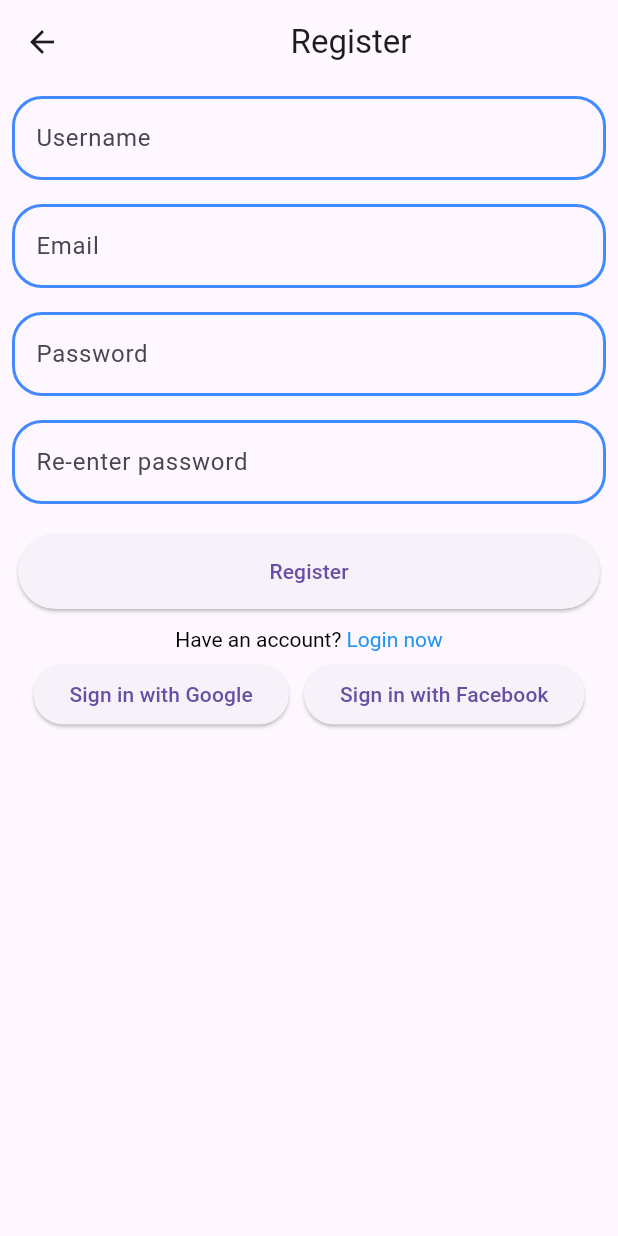
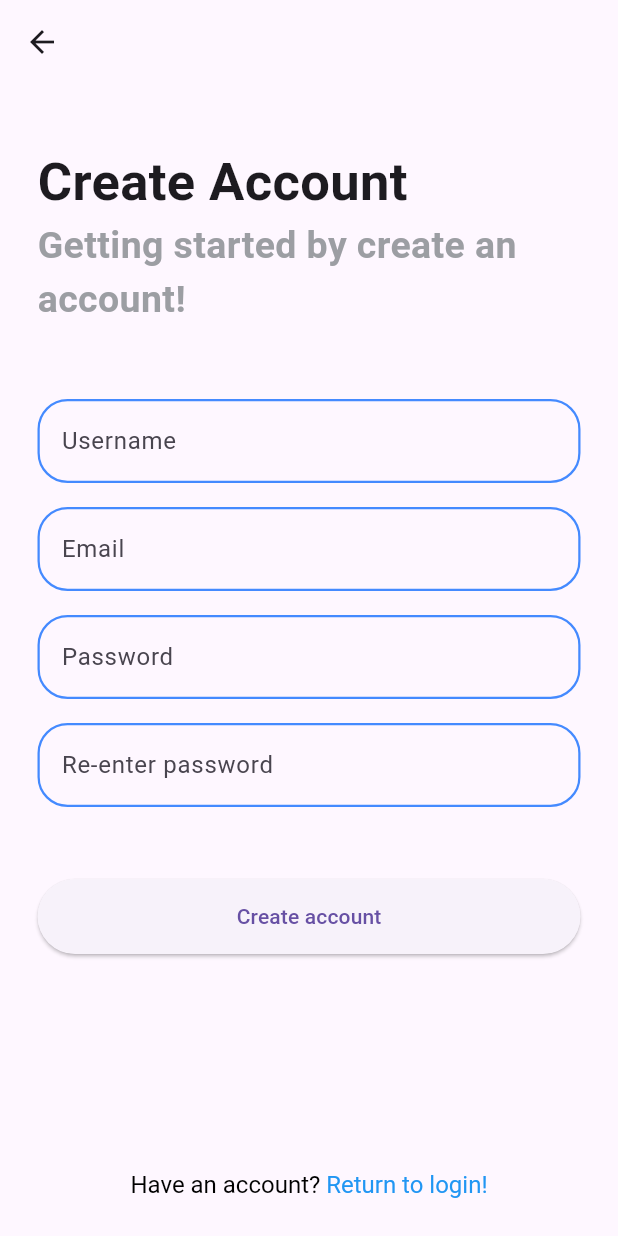
Before and after one commit to ZoeMeow1027/fashion-shop-flutter, a Flutter app: the RegisterView screen opened directly, on a phone screen of 412 x 824 dp. Run offline on Flutter 3.47's test engine with Material 2 defaults, Android fonts, the phone set to English and light mode, and no system bars; our stand-ins replace flutter_rating_bar.

Commit message:
Improve login and register view

```diff
--- a/lib/main.dart
+++ b/lib/main.dart
@@ -29,7 +29,7 @@ class _MainApplicationState extends State<MainApplication> {
         primarySwatch: Colors.blue,
         useMaterial3: true,
       ),
-      home: const WelcomeView(),
+      home: const LoginView(),
     );
   }
 }
--- a/lib/screens/account_login/components/custom_outlined_text_field.dart
+++ b/lib/screens/account_login/components/custom_outlined_text_field.dart
@@ -4,7 +4,7 @@ import 'package:flutter/material.dart';
 OutlineInputBorder _outlineInputBorder() {
   return const OutlineInputBorder(
     borderRadius: BorderRadius.all(Radius.circular(20)),
-    borderSide: BorderSide(width: 2, color: Colors.blueAccent),
+    borderSide: BorderSide(width: 1.5, color: Colors.blueAccent),
   );
 }
 
--- a/lib/screens/account_login/register_view.dart
+++ b/lib/screens/account_login/register_view.dart
@@ -21,62 +21,99 @@ class _RegisterViewState extends State<RegisterView> {
     return Scaffold(
       appBar: AppBar(
         title: const Center(
-          child: Text("Register"), // TODO
+          child: Text(""), // TODO
         ),
       ),
-      body: Column(
-        mainAxisSize: MainAxisSize.min,
+      body: Padding(
+        padding: const EdgeInsets.only(top: 0, bottom: 25, left: 25, right: 25),
+        child: Column(
+          mainAxisAlignment: MainAxisAlignment.start,
+          crossAxisAlignment: CrossAxisAlignment.start,
+          children: [
+            Container(
+              padding: const EdgeInsets.only(top: 40),
+              child: Column(
+                mainAxisAlignment: MainAxisAlignment.start,
+                crossAxisAlignment: CrossAxisAlignment.start,
+                children: const [
+                  Text(
+                    "Create Account",
+                    style: TextStyle(fontSize: 35, fontWeight: FontWeight.bold),
+                  ),
+                  Text(
+                    "Getting started by create an account!",
+                    style: TextStyle(
+                        fontSize: 25,
+                        fontWeight: FontWeight.bold,
+                        color: Color.fromARGB(255, 156, 158, 163)),
+                  ),
+                ],
+              ),
+            ),
+            Container(
+              alignment: Alignment.topCenter,
+              padding: const EdgeInsets.only(top: 40),
+              child: Column(
                 children: [
                   Padding(
-            padding: const EdgeInsets.symmetric(horizontal: 8, vertical: 8),
+                    padding:
+                        const EdgeInsets.symmetric(horizontal: 0, vertical: 8),
                     child: customOutlinedTextField(
                       text: 'Username',
                       controller: usernameController,
                     ),
                   ),
                   Padding(
-            padding: const EdgeInsets.symmetric(horizontal: 8, vertical: 8),
+                    padding:
+                        const EdgeInsets.symmetric(horizontal: 0, vertical: 8),
                     child: customOutlinedTextField(
                       text: 'Email',
                       controller: emailController,
                     ),
                   ),
                   Padding(
-            padding: const EdgeInsets.symmetric(horizontal: 8, vertical: 8),
+                    padding:
+                        const EdgeInsets.symmetric(horizontal: 0, vertical: 8),
                     child: customOutlinedTextField(
                       text: 'Password',
                       controller: passwordController,
                     ),
                   ),
                   Padding(
-            padding: const EdgeInsets.symmetric(horizontal: 8, vertical: 8),
+                    padding:
+                        const EdgeInsets.symmetric(horizontal: 0, vertical: 8),
                     child: customOutlinedTextField(
                       text: 'Re-enter password',
                       controller: reEnterPasswordController,
                     ),
                   ),
+                ],
+              ),
+            ),
             Padding(
-            padding: const EdgeInsets.all(12.0),
+              padding:
+                  const EdgeInsets.only(top: 40, bottom: 15, left: 0, right: 0),
               child: ElevatedButton(
                 onPressed: () {},
                 style: ElevatedButton.styleFrom(
                   minimumSize: const Size.fromHeight(
                       50), // fromHeight use double.infinity as width and 40 is the height
                 ),
-              child: const Text("Register"),
+                child: const Text("Create account"),
               ),
             ),
-          RichText(
+            Expanded(
+              child: Container(
+                alignment: Alignment.bottomCenter,
+                child: RichText(
                   text: TextSpan(
                     children: [
                       const TextSpan(
                         text: 'Have an account? ',
-                  style: TextStyle(
-                    color: Colors.black,
-                  ),
+                        style: TextStyle(color: Colors.black),
                       ),
                       TextSpan(
-                  text: 'Login now',
+                        text: 'Return to login!',
                         style: const TextStyle(
                           color: Colors.blue,
                         ),
@@ -86,28 +123,13 @@ class _RegisterViewState extends State<RegisterView> {
                           },
                       ),
                     ],
+                    style: const TextStyle(fontSize: 16),
                   ),
                 ),
-          Row(
-            mainAxisAlignment: MainAxisAlignment.center,
-            children: [
-              Padding(
-                padding: const EdgeInsets.all(5.0),
-                child: ElevatedButton(
-                  onPressed: () {},
-                  child: const Text("Sign in with Google"),
-                ),
-              ),
-              Padding(
-                padding: const EdgeInsets.all(5.0),
-                child: ElevatedButton(
-                  onPressed: () {},
-                  child: const Text("Sign in with Facebook"),
               ),
             ),
           ],
         ),
-        ],
       ),
     );
   }
--- a/lib/screens/home/components/wide_button.dart
+++ b/lib/screens/home/components/wide_button.dart
@@ -7,9 +7,9 @@ Widget wideButton({
 }) {
   return Padding(
     padding: padding,
-    child: OutlinedButton(
+    child: TextButton(
       onPressed: onClick,
-      style: OutlinedButton.styleFrom(
+      style: TextButton.styleFrom(
         minimumSize: const Size.fromHeight(55.0),
         backgroundColor: Colors.blue,
       ),
```
Also changed, not shown: lib/screens/account_login/login_view.dart (+78 -46 lines). Lines whose indentation alone changed are shown as unchanged.
